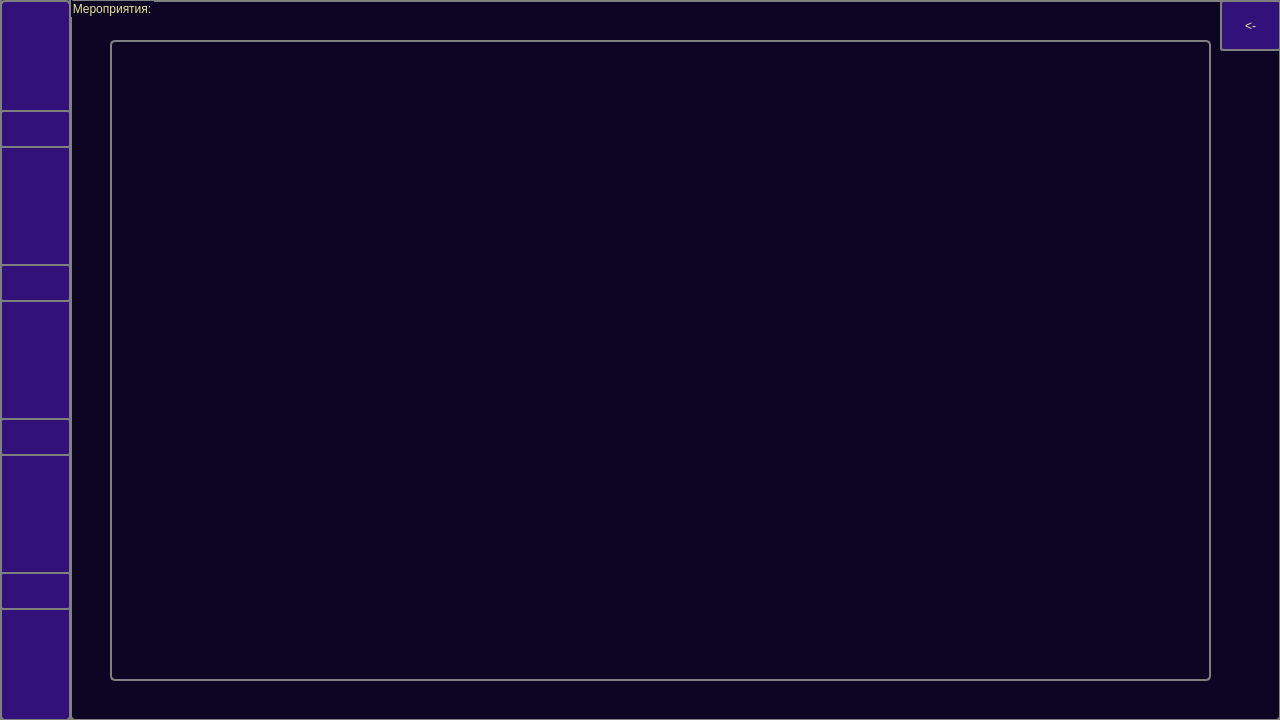
The window that main.ui (ZeNik77/MEGAPROJECT) describes before a commit, drawn with Qt 5.
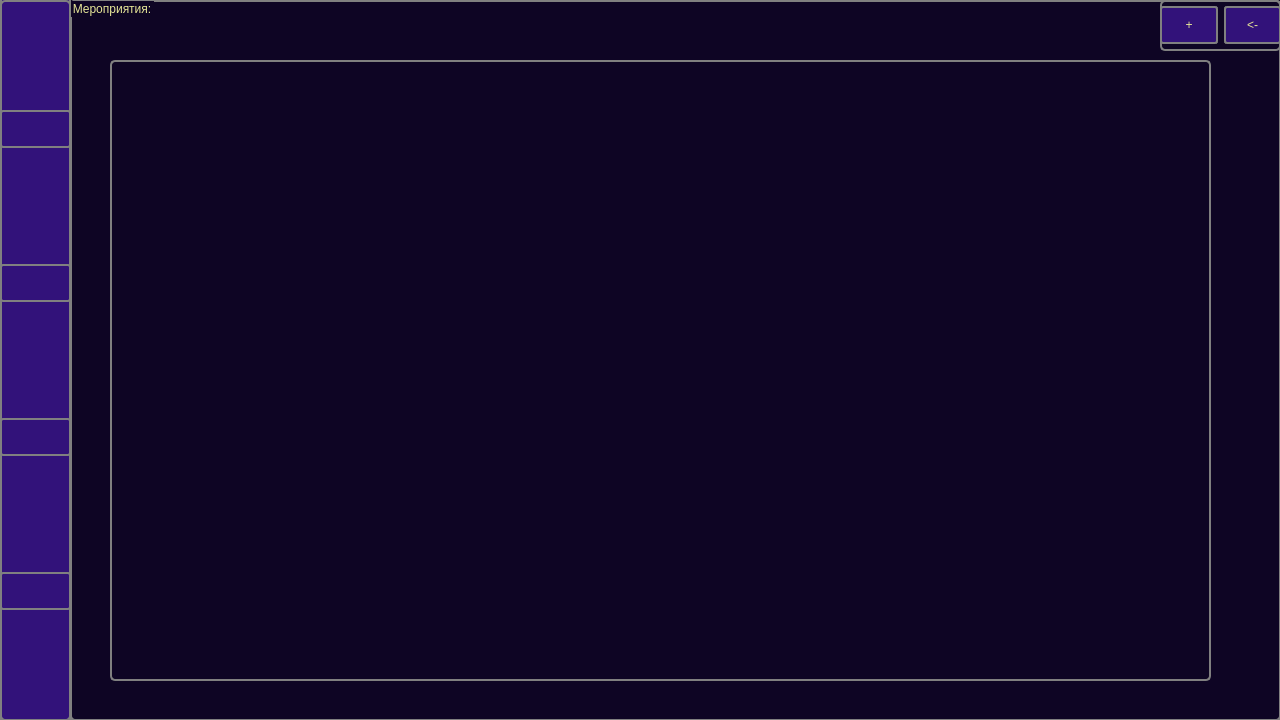
The same window after the commit. Icons and pictures are not drawn.

Patch:
```diff
--- a/main.ui
+++ b/main.ui
@@ -593,41 +593,68 @@
     <property name="title">
      <string>Мероприятия:</string>
     </property>
-    <widget class="QPushButton" name="btn_closeGB5">
-     <property name="geometry">
-      <rect>
-       <x>1150</x>
-       <y>0</y>
-       <width>61</width>
-       <height>51</height>
-      </rect>
-     </property>
-     <property name="styleSheet">
-      <string notr="true">QPushButton:hover
-{
- background-color: #2a0f66;
-}
-QPushButton
-{
-	background-color:#32127a;
-	border-radius: 3;
-}</string>
-     </property>
-     <property name="text">
-      <string>&lt;-</string>
-     </property>
-    </widget>
+    <property name="alignment">
+     <set>Qt::AlignLeading|Qt::AlignLeft|Qt::AlignTop</set>
+    </property>
     <widget class="QWidget" name="verticalLayoutWidget">
      <property name="geometry">
       <rect>
        <x>40</x>
-       <y>40</y>
+       <y>60</y>
        <width>1101</width>
-       <height>641</height>
+       <height>621</height>
       </rect>
      </property>
      <layout class="QVBoxLayout" name="layout_events"/>
     </widget>
+    <widget class="QWidget" name="">
+     <property name="geometry">
+      <rect>
+       <x>1090</x>
+       <y>0</y>
+       <width>121</width>
+       <height>51</height>
+      </rect>
+     </property>
+     <layout class="QHBoxLayout" name="horizontalLayout">
+      <item>
+       <widget class="QPushButton" name="btn_add_event">
+        <property name="styleSheet">
+         <string notr="true">QPushButton:hover
+{
+ background-color: #2a0f66;
+}
+QPushButton
+{
+	background-color:#32127a;
+	border-radius: 3;
+}</string>
+        </property>
+        <property name="text">
+         <string>+</string>
+        </property>
+       </widget>
+      </item>
+      <item>
+       <widget class="QPushButton" name="btn_closeGB5">
+        <property name="styleSheet">
+         <string notr="true">QPushButton:hover
+{
+ background-color: #2a0f66;
+}
+QPushButton
+{
+	background-color:#32127a;
+	border-radius: 3;
+}</string>
+        </property>
+        <property name="text">
+         <string>&lt;-</string>
+        </property>
+       </widget>
+      </item>
+     </layout>
+    </widget>
    </widget>
   </widget>
  </widget>
```
